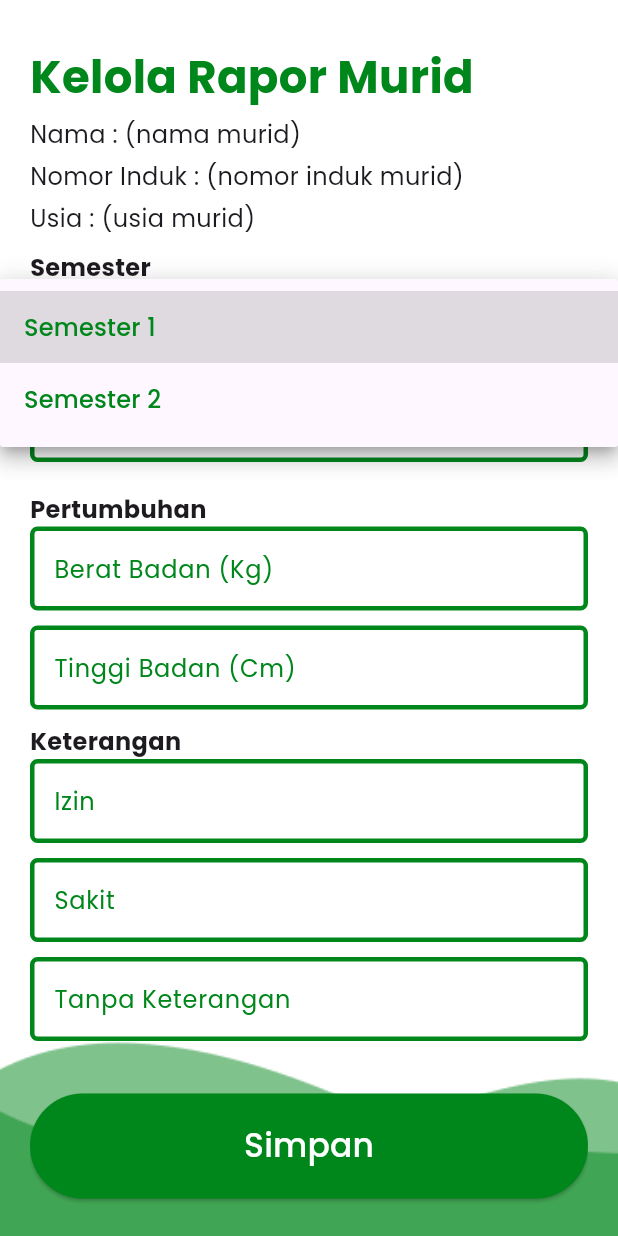
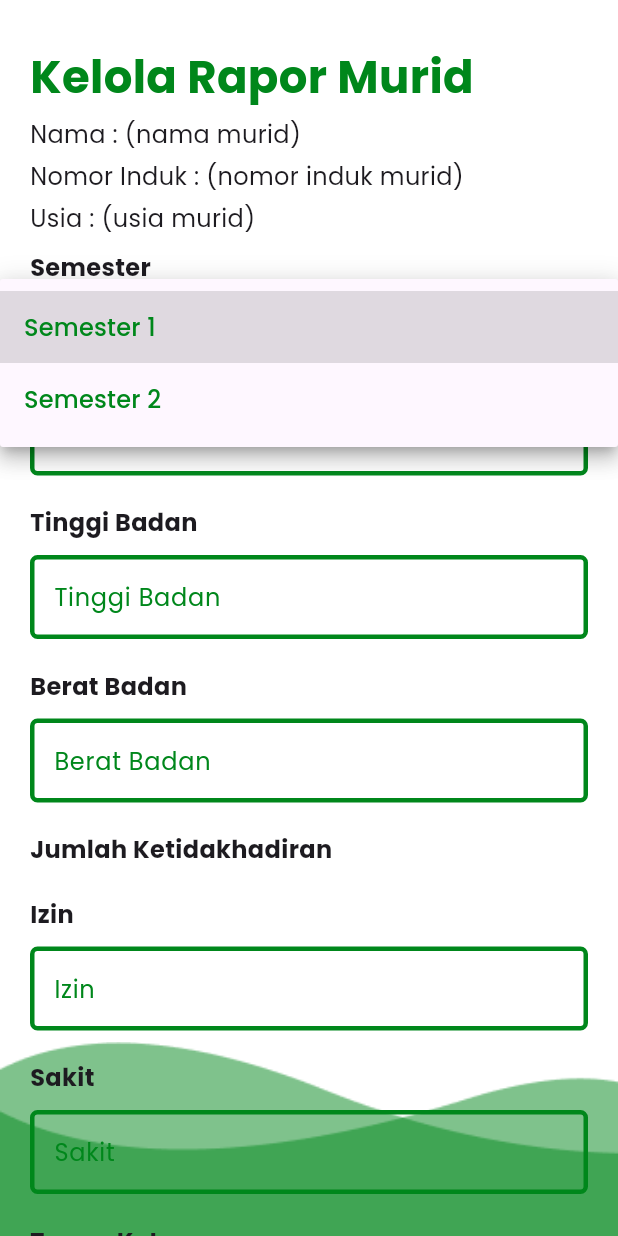
Before and after one commit to DebyAyuSyakhira/E-Rapor, a Flutter app: the KelolaRaporView screen opened by its route, scrolled down 1152 dp, after a tap on "Pilih Semester Murid", on a phone screen of 412 x 824 dp. Run offline on Flutter 3.47's test engine with Material 3 defaults, Android fonts, the light colour scheme and no system bars; our stand-ins replace cloud_firestore, firebase_auth, firebase_core, get; missing offline and left inert: dart:ffi; accounts and stored records are empty.

Commit message:
database kelola rapor

```diff
--- a/lib/app/modules/kelola_rapor/controllers/kelola_rapor_controller.dart
+++ b/lib/app/modules/kelola_rapor/controllers/kelola_rapor_controller.dart
@@ -4,8 +4,7 @@ import 'package:flutter/material.dart';
 import 'package:get/get.dart';
 
 class KelolaRaporController extends GetxController {
-  // dropdown belum disetting
-  // late TextEditingController selectedsemesterController = TextEditingController();
+  var selectedSemester = ''.obs; // Observable variable for selected semester
   late TextEditingController agamaController = TextEditingController();
   late TextEditingController motorikController = TextEditingController();
   late TextEditingController kognitifController = TextEditingController();
@@ -16,38 +15,29 @@ class KelolaRaporController extends GetxController {
   late TextEditingController tinggiBadanController = TextEditingController();
   late TextEditingController izinController = TextEditingController();
   late TextEditingController sakitController = TextEditingController();
-  late TextEditingController tanpaKeteranganController =
-      TextEditingController();
+  late TextEditingController tanpaKeteranganController = TextEditingController();
   FirebaseFirestore firestore = FirebaseFirestore.instance;
 
-  void addData(
-      // dropdown belum disetting
-      // String selectedsemester,
-      String agama,
-      String motorik,
-      String kognitif,
-      String sosial,
-      String bahasa,
-      String seni,
-      String beratBadan,
-      String tinggiBadan,
-      String izin,
-      String sakit,
-      String tanpaKeterangan) async {
+  void addData(String agama, String motorik, String kognitif, String sosial, String bahasa, String seni, String beratBadan, String tinggiBadan, String izin, String sakit, String tanpaKeterangan) async {
     try {
       await firestore.collection('rapor').add({
-        // dropdown belum disetting
-        // 'selectedsemester': selectedsemester,
-        'agama': agama, 'motorik': motorik, 'kognitif': kognitif,
-        'sosial': sosial, 'bahasa': bahasa, 'seni': seni,
-        'beratBadan': beratBadan, 'tinggi': tinggiBadan,
-        'izin': izin, 'sakit': sakit, 'tanpaKeterangan': tanpaKeterangan
+        'selectedSemester': selectedSemester.value, // Add selected semester
+        'agama': agama,
+        'motorik': motorik,
+        'kognitif': kognitif,
+        'sosial': sosial,
+        'bahasa': bahasa,
+        'seni': seni,
+        'beratBadan': beratBadan,
+        'tinggi': tinggiBadan,
+        'izin': izin,
+        'sakit': sakit,
+        'tanpaKeterangan': tanpaKeterangan
       });
       Get.back();
       Get.snackbar('Success', 'Data added successfully');
-      // dropdown belum disetting
 
-      // selectedsemesterController.clear();
+      selectedSemester.value = ''; // Clear selected semester
       agamaController.clear();
       motorikController.clear();
       kognitifController.clear();
@@ -65,26 +55,7 @@ class KelolaRaporController extends GetxController {
   }
 
   @override
-  void onInit() {
-    // dropdown belum disetting
-    // selectedsemesterController = TextEditingController();
-    agamaController = TextEditingController();
-    motorikController = TextEditingController();
-    kognitifController = TextEditingController();
-    sosialController = TextEditingController();
-    bahasaController = TextEditingController();
-    seniController = TextEditingController();
-    beratBadanController = TextEditingController();
-    izinController = TextEditingController();
-    sakitController = TextEditingController();
-    tanpaKeteranganController = TextEditingController();
-    super.onInit();
-  }
-
-  @override
   void onClose() {
-    // dropdown belum disetting
-    // selectedsemesterController.dispose();
     agamaController.dispose();
     motorikController.dispose();
     kognitifController.dispose();
--- a/lib/app/modules/kelola_rapor/views/kelola_rapor_view.dart
+++ b/lib/app/modules/kelola_rapor/views/kelola_rapor_view.dart
@@ -1,3 +1,5 @@
+import 'dart:ffi';
+
 import 'package:flutter/material.dart';
 
 import 'package:get/get.dart';
@@ -8,7 +10,7 @@ import '../controllers/kelola_rapor_controller.dart';
 class KelolaRaporView extends GetView<KelolaRaporController> {
   KelolaRaporView({super.key});
   List<String> listsemester = ['Semester 1', 'Semester 2'];
-  String? _selectedsemester;
+
   @override
   Widget build(BuildContext context) {
     return Container(
@@ -24,8 +26,7 @@ class KelolaRaporView extends GetView<KelolaRaporController> {
                 backgroundColor: Colors.transparent,
                 body: Container(
                     margin: const EdgeInsets.symmetric(horizontal: 20),
-              child: Column(
-                children: [
+                    child: Column(children: [
                       const SizedBox(
                         height: 30,
                       ),
@@ -83,21 +84,23 @@ class KelolaRaporView extends GetView<KelolaRaporController> {
                         alignment: Alignment.topLeft,
                         child: const Text(
                           "Semester",
-                      style:
-                          TextStyle(fontSize: 16, fontWeight: FontWeight.bold),
+                          style: TextStyle(
+                              fontSize: 16, fontWeight: FontWeight.bold),
                         ),
                       ),
-                  DropdownButtonFormField(
+                      Obx(() => DropdownButtonFormField(
                             decoration: InputDecoration(
                               enabledBorder: OutlineInputBorder(
                                 borderRadius: BorderRadius.circular(5),
                                 borderSide: const BorderSide(
-                            color: Color.fromRGBO(0, 135, 27, 1), width: 3),
+                                    color: Color.fromRGBO(0, 135, 27, 1),
+                                    width: 3),
                               ),
                               focusedBorder: OutlineInputBorder(
                                 borderRadius: BorderRadius.circular(5),
                                 borderSide: const BorderSide(
-                            color: Color.fromRGBO(0, 135, 27, 1), width: 3),
+                                    color: Color.fromRGBO(0, 135, 27, 1),
+                                    width: 3),
                               ),
                             ),
                             hint: const Text(
@@ -117,15 +120,13 @@ class KelolaRaporView extends GetView<KelolaRaporController> {
                                 );
                               },
                             ).toList(),
-                    value: _selectedsemester,
+                            value: controller.selectedSemester.value.isEmpty
+                                ? null
+                                : controller.selectedSemester.value,
                             onChanged: (String? value) {
-                      // setState di bawah blm ada methodnya
-                      // setState
-                      (() {
-                        _selectedsemester = value;
-                      });
+                              controller.selectedSemester.value = value!;
                             },
-                  ),
+                          )),
                       const SizedBox(
                         height: 3,
                       ),
@@ -241,7 +242,7 @@ class KelolaRaporView extends GetView<KelolaRaporController> {
                           Container(
                             alignment: Alignment.topLeft,
                             child: const Text(
-                            "Perkembangan Sosial dan Emosional",
+                              "Perkembangan Sosial Emosional",
                               style: TextStyle(
                                   fontSize: 16, fontWeight: FontWeight.bold),
                             ),
@@ -314,6 +315,9 @@ class KelolaRaporView extends GetView<KelolaRaporController> {
                                   fontSize: 16, fontWeight: FontWeight.bold),
                             ),
                           ),
+                          const SizedBox(
+                            height: 10,
+                          ),
                           TextFormField(
                               controller: controller.seniController,
                               minLines: 5,
@@ -340,16 +344,18 @@ class KelolaRaporView extends GetView<KelolaRaporController> {
                           Container(
                             alignment: Alignment.topLeft,
                             child: const Text(
-                            "Pertumbuhan",
+                              "Tinggi Badan",
                               style: TextStyle(
                                   fontSize: 16, fontWeight: FontWeight.bold),
                             ),
                           ),
+                          const SizedBox(
+                            height: 10,
+                          ),
                           TextFormField(
-                          controller: controller.beratBadanController,
-                            maxLines: 1,
+                              controller: controller.tinggiBadanController,
                               decoration: const InputDecoration(
-                                hintText: "Berat Badan (Kg)",
+                                  hintText: "Tinggi Badan",
                                   hintStyle: TextStyle(
                                       color: Color.fromRGBO(0, 135, 27, 1)),
                                   enabledBorder: OutlineInputBorder(
@@ -365,13 +371,23 @@ class KelolaRaporView extends GetView<KelolaRaporController> {
                                           color: Color.fromRGBO(0, 135, 27, 1),
                                           width: 3)))),
                           const SizedBox(
+                            height: 20,
+                          ),
+                          Container(
+                            alignment: Alignment.topLeft,
+                            child: const Text(
+                              "Berat Badan",
+                              style: TextStyle(
+                                  fontSize: 16, fontWeight: FontWeight.bold),
+                            ),
+                          ),
+                          const SizedBox(
                             height: 10,
                           ),
                           TextFormField(
-                          controller: controller.tinggiBadanController,
-                            maxLines: 1,
+                              controller: controller.beratBadanController,
                               decoration: const InputDecoration(
-                                hintText: "Tinggi Badan (Cm)",
+                                  hintText: "Berat Badan",
                                   hintStyle: TextStyle(
                                       color: Color.fromRGBO(0, 135, 27, 1)),
                                   enabledBorder: OutlineInputBorder(
@@ -387,19 +403,32 @@ class KelolaRaporView extends GetView<KelolaRaporController> {
                                           color: Color.fromRGBO(0, 135, 27, 1),
                                           width: 3)))),
                           const SizedBox(
-                          height: 10,
+                            height: 20,
                           ),
                           Container(
                             alignment: Alignment.topLeft,
                             child: const Text(
-                            "Keterangan",
+                              "Jumlah Ketidakhadiran",
                               style: TextStyle(
                                   fontSize: 16, fontWeight: FontWeight.bold),
                             ),
                           ),
+                          const SizedBox(
+                            height: 20,
+                          ),
+                          Container(
+                            alignment: Alignment.topLeft,
+                            child: const Text(
+                              "Izin",
+                              style: TextStyle(
+                                  fontSize: 16, fontWeight: FontWeight.bold),
+                            ),
+                          ),
+                          const SizedBox(
+                            height: 10,
+                          ),
                           TextFormField(
                               controller: controller.izinController,
-                            maxLines: 1,
                               decoration: const InputDecoration(
                                   hintText: "Izin",
                                   hintStyle: TextStyle(
@@ -417,11 +446,21 @@ class KelolaRaporView extends GetView<KelolaRaporController> {
                                           color: Color.fromRGBO(0, 135, 27, 1),
                                           width: 3)))),
                           const SizedBox(
+                            height: 20,
+                          ),
+                          Container(
+                            alignment: Alignment.topLeft,
+                            child: const Text(
+                              "Sakit",
+                              style: TextStyle(
+                                  fontSize: 16, fontWeight: FontWeight.bold),
+                            ),
+                          ),
+                          const SizedBox(
                             height: 10,
                           ),
                           TextFormField(
                               controller: controller.sakitController,
-                            maxLines: 1,
                               decoration: const InputDecoration(
                                   hintText: "Sakit",
                                   hintStyle: TextStyle(
@@ -439,11 +478,21 @@ class KelolaRaporView extends GetView<KelolaRaporController> {
                                           color: Color.fromRGBO(0, 135, 27, 1),
                                           width: 3)))),
                           const SizedBox(
+                            height: 20,
+                          ),
+                          Container(
+                            alignment: Alignment.topLeft,
+                            child: const Text(
+                              "Tanpa Keterangan",
+                              style: TextStyle(
+                                  fontSize: 16, fontWeight: FontWeight.bold),
+                            ),
+                          ),
+                          const SizedBox(
                             height: 10,
                           ),
                           TextFormField(
                               controller: controller.tanpaKeteranganController,
-                            maxLines: 1,
                               decoration: const InputDecoration(
                                   hintText: "Tanpa Keterangan",
                                   hintStyle: TextStyle(
@@ -458,43 +507,29 @@ class KelolaRaporView extends GetView<KelolaRaporController> {
                                       borderRadius:
                                           BorderRadius.all(Radius.circular(5)),
                                       borderSide: BorderSide(
-                                        color: Color.fromRGBO(0, 135, 27, 100),
+                                          color: Color.fromRGBO(0, 135, 27, 1),
                                           width: 3)))),
                           const SizedBox(
-                          height: 35,
+                            height: 20,
                           ),
-                        SizedBox(
-                          height: 70,
-                          child: ElevatedButton(
-                              style: ElevatedButton.styleFrom(
-                                  backgroundColor:
-                                      const Color.fromRGBO(0, 135, 27, 1)),
-                              onPressed: () {
-                                controller.addData(
-                                  // controller.selectedsemesterController.text,
+                          ElevatedButton(
+                            onPressed: () {controller.addData(
                                   controller.agamaController.text, controller.motorikController.text,
                                 controller.kognitifController.text, controller.sosialController.text, controller.bahasaController.text, controller.seniController.text,
                                 controller.beratBadanController.text, controller.tinggiBadanController.text, controller.izinController.text, controller.sakitController.text,
                                 controller.tanpaKeteranganController.text);
                               },
+                            style: ElevatedButton.styleFrom(
+                                backgroundColor:
+                                    const Color.fromRGBO(0, 135, 27, 1)),
                             child: const Text(
                               "Simpan",
                               style: TextStyle(
-                                  color: Colors.white,
-                                  fontSize: 22,
+                                  fontSize: 16, fontWeight: FontWeight.bold),
                             ),
-                              )),
-                        ),
-                        const SizedBox(
-                          height: 25,
                           ),
                         ],
-                    ),
-                  )
-                ],
-              ),
-            ),
-          )),
-    );
+                      ))
+                    ])))));
   }
 }
```
Lines whose indentation alone changed are shown as unchanged.
